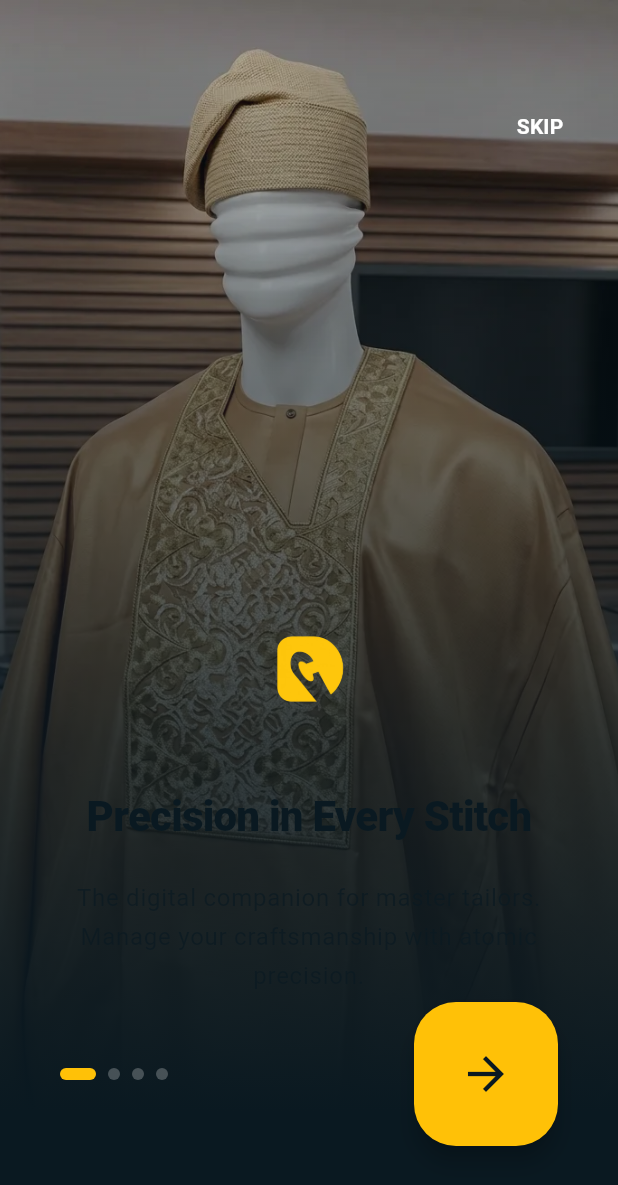
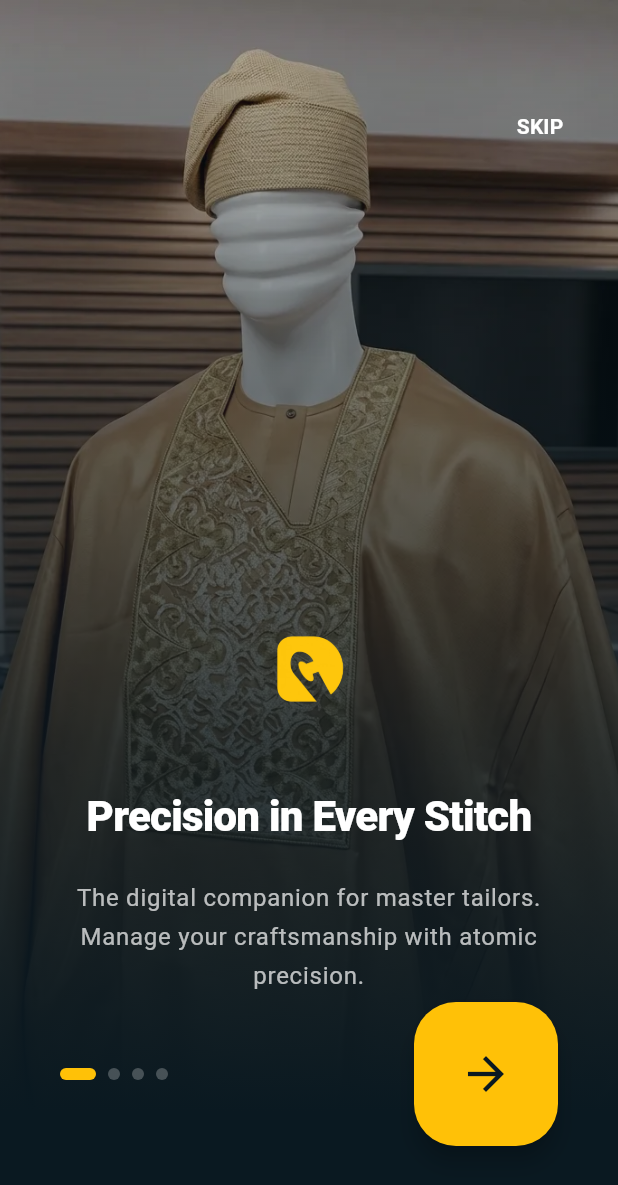
Before and after one commit to jacobthankgod4/Desby-App, a Flutter app: the screen it shows after launch, on a phone screen of 412 x 824 dp. Shown: the top 1185 px of the screen. Run offline on Flutter 3.47's test engine with Material 3 defaults, Android fonts, the phone set to English and light mode, and no system bars; our stand-ins replace camera, confetti, connectivity_plus, dartz, device_info_plus, dio and 18 more; missing offline and left inert: dart:html, dart:js, dart:js_interop, dart:js_util, dart:ui_web, flutterwave_standard and 3 more; accounts and stored records are empty; generated files the repository leaves out were written again; project files that could hold a hidden picture were left out.

Commit message:
fix(onboarding): fix black text on onboarding pages
The onboarding page used Theme.of(context).colorScheme for text colors.
In light theme (default), onSurface is dark navy/black, making text
invisible against the dark gradient background.

Fixed by hardcoding white text and AppColors.darkNavy background since
the onboarding always has a dark image with gradient overlay.

```diff
--- a/lib/features/auth/presentation/pages/onboarding_page.dart
+++ b/lib/features/auth/presentation/pages/onboarding_page.dart
@@ -107,7 +107,7 @@
     final screens = _getScreens(userType);
 
     return Scaffold(
-      backgroundColor: Theme.of(context).colorScheme.surface,
+      backgroundColor: AppColors.darkNavy,
       body: Stack(
         children: [
           PageView.builder(
@@ -170,7 +170,7 @@
                                 data.title,
                                 key: ValueKey<String>(data.title),
                                 style: Theme.of(context).textTheme.headlineMedium?.copyWith(
-                                color: Theme.of(context).colorScheme.onSurface,
+                                color: Colors.white,
                                   fontWeight: FontWeight.w900,
                                   letterSpacing: -0.5,
                                 ),
@@ -184,7 +184,7 @@
                                 data.description,
                                 key: ValueKey<String>(data.description),
                                 style: Theme.of(context).textTheme.bodyLarge?.copyWith(
-                                  color: Theme.of(context).colorScheme.onSurface.withValues(alpha: 0.7),
+                                  color: Colors.white.withValues(alpha: 0.7),
                                   height: 1.6,
                                 ),
                                 textAlign: TextAlign.center,
```
